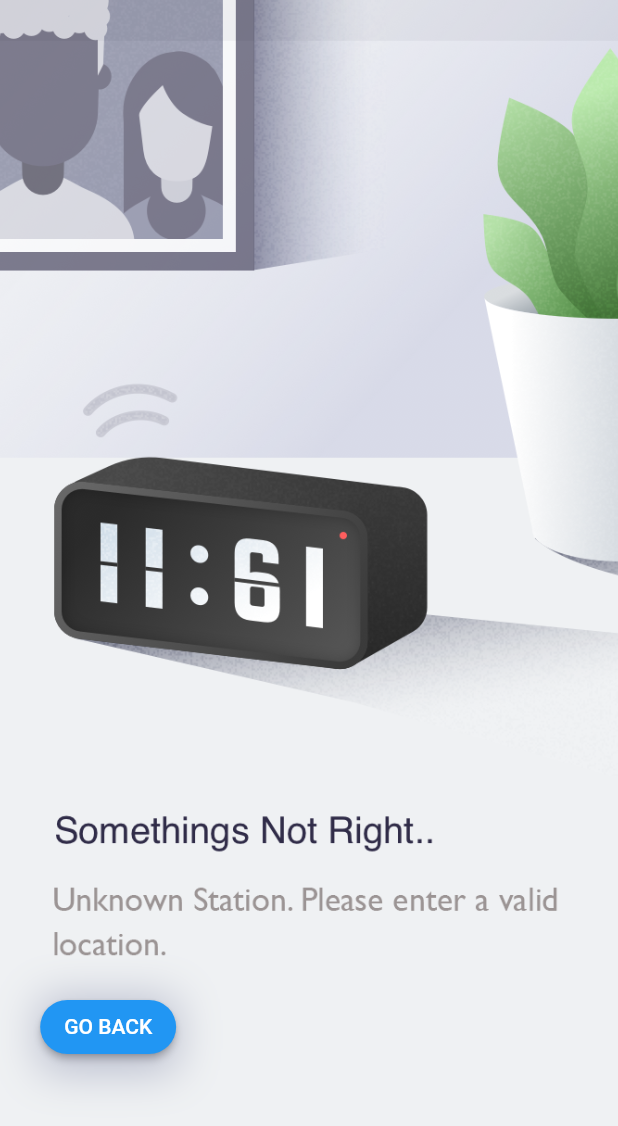
After one commit to ikramhasan/Air-Quality-Index-Mobile, a Flutter app: the UnknownStationErrorPage screen opened directly, on a phone screen of 412 x 824 dp. The commit adds this screen. Shown: the top 1126 px of the screen. Run offline on Flutter 3.47's test engine with Material 2 defaults, Android fonts, the phone set to English and light mode, and no system bars; our stand-ins replace easy_localization, flutter_screenutil, flutter_spinkit, flutter_svg, font_awesome_flutter, get and 7 more; missing offline and left inert: expansion_card; accounts and stored records are empty.

Commit message:
Added unknown station error screen

```diff
--- /dev/null
+++ b/lib/pages/error_page/unknow_station_error_page.dart
@@ -0,0 +1,52 @@
+import 'package:flutter/material.dart';
+import 'package:get/get.dart';
+
+class UnknownStationErrorPage extends StatelessWidget {
+  @override
+  Widget build(BuildContext context) {
+    return Scaffold(
+      body: Stack(
+        fit: StackFit.expand,
+        children: [
+          Image.asset(
+            'assets/images/unknown_station_error.png',
+            fit: BoxFit.cover,
+          ),
+          Positioned(
+            bottom: MediaQuery.of(context).size.height * 0.14,
+            left: MediaQuery.of(context).size.width * 0.065,
+            child: Container(
+              decoration: BoxDecoration(
+                boxShadow: [
+                  BoxShadow(
+                    offset: Offset(0, 5),
+                    blurRadius: 25,
+                    color: Color(0xFF59618B).withOpacity(0.37),
+                  ),
+                ],
+              ),
+              child: ElevatedButton(
+                style: ButtonStyle(
+                  foregroundColor:
+                      MaterialStateProperty.all<Color>(Colors.black),
+                  shape: MaterialStateProperty.all<OutlinedBorder>(
+                    RoundedRectangleBorder(
+                      borderRadius: BorderRadius.circular(50),
+                    ),
+                  ),
+                ),
+                onPressed: () {
+                  Get.back();
+                },
+                child: Text(
+                  'Go Back'.toUpperCase(),
+                  style: TextStyle(color: Colors.white),
+                ),
+              ),
+            ),
+          )
+        ],
+      ),
+    );
+  }
+}
--- a/lib/pages/tab_page/tab_page.dart
+++ b/lib/pages/tab_page/tab_page.dart
@@ -1,6 +1,8 @@
 import 'package:aqi/models/air_quality_index.dart';
+import 'package:aqi/pages/error_page/unknow_station_error_page.dart';
 import 'package:aqi/repositories/repository.dart';
 import 'package:flutter/material.dart';
+import 'package:get/get.dart';
 import 'package:location/location.dart';
 import 'package:persistent_bottom_nav_bar/persistent-tab-view.dart';
 import 'package:aqi/pages/tab_page/widgets/tab_widgets.dart';
@@ -57,7 +59,9 @@ class _TabPageState extends State<TabPage> {
 
   @override
   Widget build(BuildContext context) {
-    return PersistentTabView(
+    return _aqi == null
+        ? UnknownStationErrorPage()
+        : PersistentTabView(
             context,
             controller: _controller,
             navBarHeight: 60,
```
Also changed, not shown: assets/images/unknown_station_error.png (added). Lines whose indentation alone changed are shown as unchanged.
